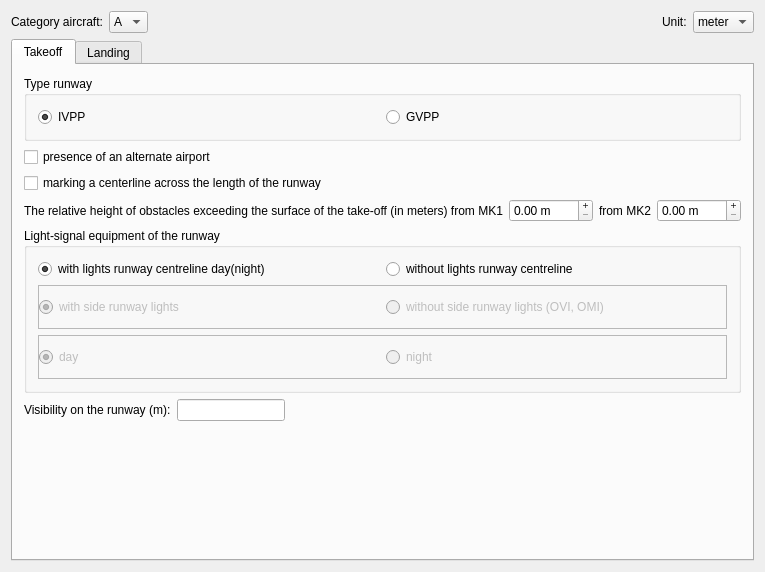
First picture: the form in maindialog.ui, repository khmaksim/MinimumAirfield, before the edit.
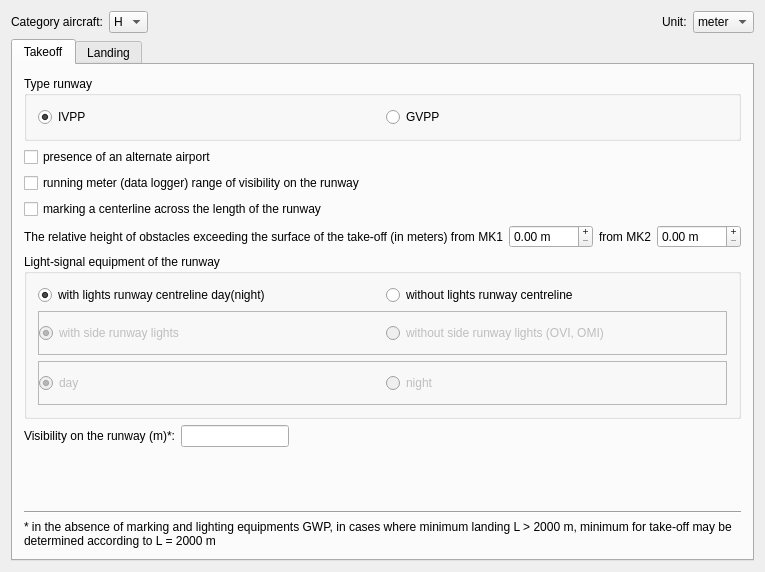
Second picture: the form after the edit.

Commit message: Changed gui takeof - add footnote, checkout data logger on runway.

The edit to the form file:
```diff
--- a/maindialog.ui
+++ b/maindialog.ui
@@ -45,84 +45,7 @@
        <string>Takeoff</string>
       </attribute>
       <layout class="QGridLayout" name="gridLayout_4">
-       <item row="1" column="0">
-        <widget class="QCheckBox" name="checkBox_7">
-         <property name="text">
-          <string>presence of an alternate airport</string>
-         </property>
-        </widget>
-       </item>
-       <item row="2" column="0" colspan="2">
-        <widget class="QCheckBox" name="noLightsCenterlineCheckBox">
-         <property name="text">
-          <string>marking a centerline across the length of the runway</string>
-         </property>
-        </widget>
-       </item>
-       <item row="3" column="0" colspan="2">
-        <layout class="QHBoxLayout" name="horizontalLayout_3">
-         <item>
-          <widget class="QLabel" name="label_3">
-           <property name="text">
-            <string>The relative height of obstacles exceeding the surface of the take-off (in meters) from MK1</string>
-           </property>
-           <property name="buddy">
-            <cstring>heightObstacleDoubleSpinBox</cstring>
-           </property>
-          </widget>
-         </item>
-         <item>
-          <widget class="QDoubleSpinBox" name="heightObstacleDoubleSpinBox">
-           <property name="buttonSymbols">
-            <enum>QAbstractSpinBox::PlusMinus</enum>
-           </property>
-           <property name="suffix">
-            <string> m</string>
-           </property>
-           <property name="maximum">
-            <double>9999.989999999999782</double>
-           </property>
-          </widget>
-         </item>
-         <item>
-          <widget class="QLabel" name="label_8">
-           <property name="text">
-            <string>from MK2</string>
-           </property>
-          </widget>
-         </item>
-         <item>
-          <widget class="QDoubleSpinBox" name="doubleSpinBox">
-           <property name="buttonSymbols">
-            <enum>QAbstractSpinBox::PlusMinus</enum>
-           </property>
-           <property name="accelerated">
-            <bool>false</bool>
-           </property>
-           <property name="suffix">
-            <string> m</string>
-           </property>
-           <property name="maximum">
-            <double>9999.989999999999782</double>
-           </property>
-          </widget>
-         </item>
-         <item>
-          <spacer name="horizontalSpacer_3">
-           <property name="orientation">
-            <enum>Qt::Horizontal</enum>
-           </property>
-           <property name="sizeHint" stdset="0">
-            <size>
-             <width>40</width>
-             <height>20</height>
-            </size>
-           </property>
-          </spacer>
-         </item>
-        </layout>
-       </item>
-       <item row="4" column="0" colspan="2">
+       <item row="5" column="0" colspan="2">
         <widget class="QGroupBox" name="groupBox_6">
          <property name="title">
           <string>Light-signal equipment of the runway</string>
@@ -251,12 +174,118 @@
          </layout>
         </widget>
        </item>
-       <item row="5" column="0" colspan="2">
+       <item row="0" column="0" colspan="2">
+        <widget class="QGroupBox" name="groupBox_2">
+         <property name="title">
+          <string>Type runway</string>
+         </property>
+         <layout class="QGridLayout" name="gridLayout_7">
+          <item row="0" column="0">
+           <widget class="QRadioButton" name="radioButton_11">
+            <property name="text">
+             <string>IVPP</string>
+            </property>
+            <property name="checked">
+             <bool>true</bool>
+            </property>
+            <property name="autoRepeat">
+             <bool>false</bool>
+            </property>
+           </widget>
+          </item>
+          <item row="0" column="1">
+           <widget class="QRadioButton" name="radioButton_12">
+            <property name="text">
+             <string>GVPP</string>
+            </property>
+           </widget>
+          </item>
+         </layout>
+        </widget>
+       </item>
+       <item row="3" column="0" colspan="2">
+        <widget class="QCheckBox" name="noLightsCenterlineCheckBox">
+         <property name="text">
+          <string>marking a centerline across the length of the runway</string>
+         </property>
+        </widget>
+       </item>
+       <item row="1" column="0">
+        <widget class="QCheckBox" name="checkBox_7">
+         <property name="text">
+          <string>presence of an alternate airport</string>
+         </property>
+        </widget>
+       </item>
+       <item row="4" column="0" colspan="2">
+        <layout class="QHBoxLayout" name="horizontalLayout_3">
+         <item>
+          <widget class="QLabel" name="label_3">
+           <property name="text">
+            <string>The relative height of obstacles exceeding the surface of the take-off (in meters) from MK1</string>
+           </property>
+           <property name="buddy">
+            <cstring>heightObstacleDoubleSpinBox</cstring>
+           </property>
+          </widget>
+         </item>
+         <item>
+          <widget class="QDoubleSpinBox" name="heightObstacleDoubleSpinBox">
+           <property name="buttonSymbols">
+            <enum>QAbstractSpinBox::PlusMinus</enum>
+           </property>
+           <property name="suffix">
+            <string> m</string>
+           </property>
+           <property name="maximum">
+            <double>9999.989999999999782</double>
+           </property>
+          </widget>
+         </item>
+         <item>
+          <widget class="QLabel" name="label_8">
+           <property name="text">
+            <string>from MK2</string>
+           </property>
+          </widget>
+         </item>
+         <item>
+          <widget class="QDoubleSpinBox" name="doubleSpinBox">
+           <property name="buttonSymbols">
+            <enum>QAbstractSpinBox::PlusMinus</enum>
+           </property>
+           <property name="accelerated">
+            <bool>false</bool>
+           </property>
+           <property name="suffix">
+            <string> m</string>
+           </property>
+           <property name="maximum">
+            <double>9999.989999999999782</double>
+           </property>
+          </widget>
+         </item>
+         <item>
+          <spacer name="horizontalSpacer_3">
+           <property name="orientation">
+            <enum>Qt::Horizontal</enum>
+           </property>
+           <property name="sizeHint" stdset="0">
+            <size>
+             <width>40</width>
+             <height>20</height>
+            </size>
+           </property>
+          </spacer>
+         </item>
+        </layout>
+       </item>
+       <item row="6" column="0" colspan="2">
         <layout class="QHBoxLayout" name="horizontalLayout_2">
          <item>
           <widget class="QLabel" name="label_9">
            <property name="text">
-            <string>Visibility on the runway (m):</string>
+            <string>Visibility on the runway (m)*:</string>
            </property>
           </widget>
          </item>
@@ -294,7 +323,27 @@
          </item>
         </layout>
        </item>
-       <item row="6" column="1">
+       <item row="2" column="0">
+        <widget class="QCheckBox" name="checkBox">
+         <property name="text">
+          <string>running meter (data logger) range of visibility on the runway</string>
+         </property>
+        </widget>
+       </item>
+       <item row="9" column="0" colspan="2">
+        <widget class="QLabel" name="label_11">
+         <property name="text">
+          <string>* in the absence of marking and lighting equipments GWP, in cases where minimum landing L &gt; 2000 m, minimum for take-off may be determined according to L = 2000 m</string>
+         </property>
+         <property name="wordWrap">
+          <bool>true</bool>
+         </property>
+         <property name="textInteractionFlags">
+          <set>Qt::LinksAccessibleByMouse</set>
+         </property>
+        </widget>
+       </item>
+       <item row="7" column="0">
         <spacer name="verticalSpacer_4">
          <property name="orientation">
           <enum>Qt::Vertical</enum>
@@ -307,33 +356,11 @@
          </property>
         </spacer>
        </item>
-       <item row="0" column="0" colspan="2">
-        <widget class="QGroupBox" name="groupBox_2">
-         <property name="title">
-          <string>Type runway</string>
+       <item row="8" column="0" colspan="2">
+        <widget class="Line" name="line">
+         <property name="orientation">
+          <enum>Qt::Horizontal</enum>
          </property>
-         <layout class="QGridLayout" name="gridLayout_7">
-          <item row="0" column="0">
-           <widget class="QRadioButton" name="radioButton_11">
-            <property name="text">
-             <string>IVPP</string>
-            </property>
-            <property name="checked">
-             <bool>true</bool>
-            </property>
-            <property name="autoRepeat">
-             <bool>false</bool>
-            </property>
-           </widget>
-          </item>
-          <item row="0" column="1">
-           <widget class="QRadioButton" name="radioButton_12">
-            <property name="text">
-             <string>GVPP</string>
-            </property>
-           </widget>
-          </item>
-         </layout>
         </widget>
        </item>
       </layout>
@@ -662,6 +689,11 @@
    </item>
    <item row="0" column="1">
     <widget class="QComboBox" name="categoryAircraftComboBox">
+     <item>
+      <property name="text">
+       <string>H</string>
+      </property>
+     </item>
      <item>
       <property name="text">
        <string>A</string>
```
Left out of the diff: 2 changed lines with no effect on the pictures. The commit also changes 2 other files.
